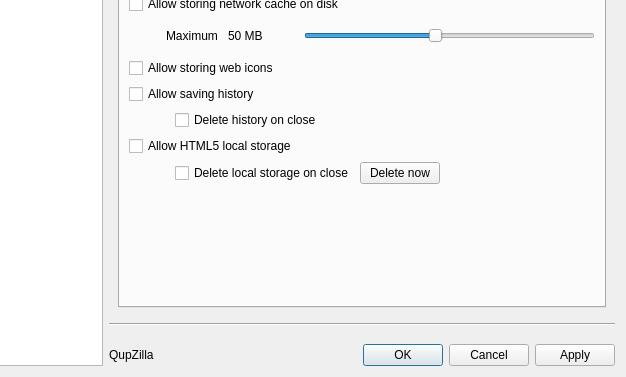
Qt form src/preferences/preferences.ui (QupZilla/qupzilla) before a commit; both pictures show x 128 to 754 and y 123 to 500 of the 754 by 500 pixel window.
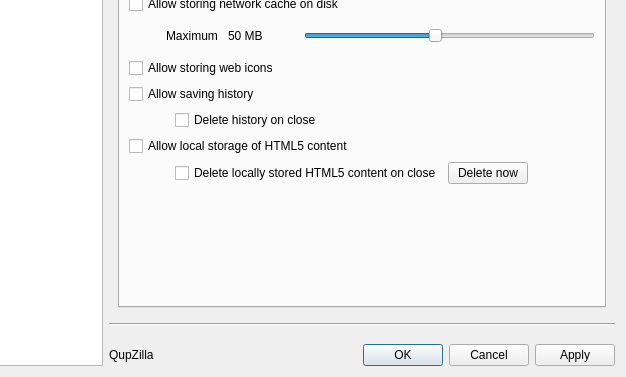
The same form after that commit. The open tabs and pages were chosen to show the change.

```diff
--- a/src/preferences/preferences.ui
+++ b/src/preferences/preferences.ui
@@ -1068,14 +1068,14 @@
              <item row="3" column="0" colspan="3">
               <widget class="QCheckBox" name="html5storage">
                <property name="text">
-                <string>Allow HTML5 local storage</string>
+                <string>Allow local storage of HTML5 content</string>
                </property>
               </widget>
              </item>
              <item row="4" column="1">
               <widget class="QCheckBox" name="deleteHtml5storageOnClose">
                <property name="text">
-                <string>Delete local storage on close</string>
+                <string>Delete locally stored HTML5 content on close</string>
                </property>
               </widget>
              </item>
```
